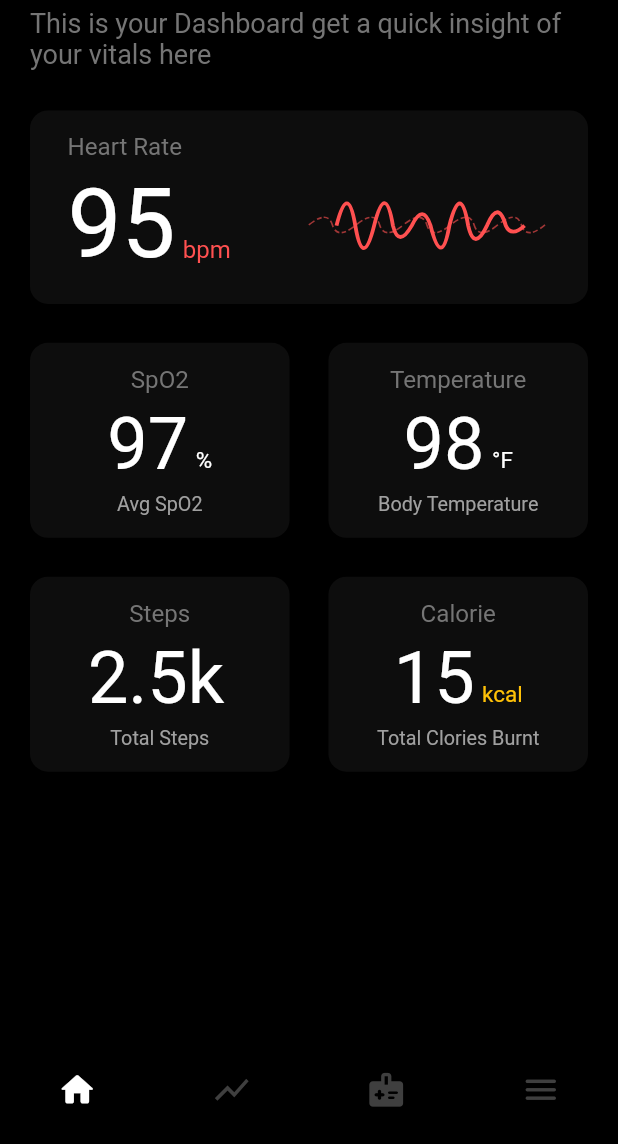
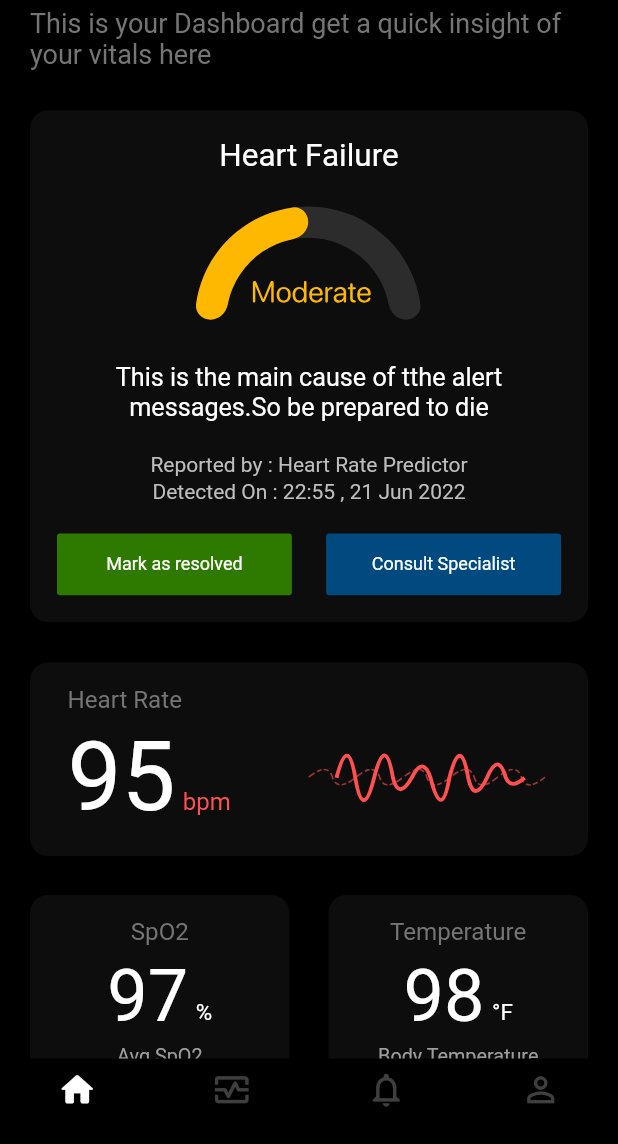
Before and after one commit to tanmoysrt/optum_hackathon_flutter_front, a Flutter app: the NavPage screen opened directly, on a phone screen of 412 x 824 dp, the part 92-1236 px from its top. Run offline on Flutter 3.47's test engine with Material 2 defaults, Android fonts, the phone set to English and light mode, and no system bars; our stand-ins replace flutter_svg, syncfusion_flutter_charts; missing offline and left inert: dart:ffi, widget_mask; Roboto replaces fonts that are missing (Rounded).

Commit message:
screens done

```diff
--- /dev/null
+++ b/lib/components/alertCard.dart
@@ -0,0 +1,57 @@
+import 'package:flutter/cupertino.dart';
+import 'package:flutter/material.dart';
+import 'package:flutter_svg/flutter_svg.dart';
+import 'package:optum_hackathon/components/button.dart';
+
+class AlertCard extends StatelessWidget {
+
+
+  const AlertCard({super.key});
+
+  @override
+  Widget build(BuildContext context) {
+    return Container(
+      width: double.infinity,
+      decoration: const BoxDecoration(
+        borderRadius: BorderRadius.all(Radius.circular(12)),
+        color: Color(0xff0D0D0D),
+      ),
+      alignment: Alignment.center,
+      padding: const EdgeInsets.symmetric(vertical: 18, horizontal: 18),
+      child: Column(
+        crossAxisAlignment: CrossAxisAlignment.center,
+        children: [
+          Text("Heart Failure", textScaleFactor: 1.5,),
+          const SizedBox(height: 10),
+          SvgPicture.asset("assets/images/medium_risk.svg"),
+          const SizedBox(height: 15,),
+          FractionallySizedBox(
+            widthFactor: 0.9,
+            child: Text("This is the main cause of tthe alert messages.So be prepared to die", textScaleFactor: 1.2, textAlign: TextAlign.center,)
+          ),
+          const SizedBox(height: 20,),
+          FractionallySizedBox(
+            widthFactor: 0.9,
+            child: Text("Reported by : Heart Rate Predictor", textScaleFactor: 1, textAlign: TextAlign.center, style: TextStyle(color: Colors.grey.shade400),)
+          ),
+          const SizedBox(height: 2,),
+          FractionallySizedBox(
+              widthFactor: 0.9,
+              child: Text("Detected On : 22:55 , 21 Jun 2022", textScaleFactor: 1, textAlign: TextAlign.center, style: TextStyle(color: Colors.grey.shade400),)
+          ),
+          const SizedBox(height: 20,),
+          Row(
+            mainAxisSize: MainAxisSize.max,
+            mainAxisAlignment: MainAxisAlignment.spaceBetween,
+            crossAxisAlignment: CrossAxisAlignment.center,
+            children: [
+              StyledButton(textInside: "Mark as resolved", fractionalWidth: 0.38, fractionalHeight: 0.05, bgColor: Color(0xFF2E7A00),textSize: 12,),
+              StyledButton(textInside: "Consult Specialist", fractionalWidth: 0.38, fractionalHeight: 0.05, bgColor: Color(0xFF004A7F), textSize: 12,),
+            ],
+          )
+        ],
+      ),
+
+    );
+  }
+}
--- a/lib/components/button.dart
+++ b/lib/components/button.dart
@@ -1,26 +1,31 @@
 import 'package:flutter/cupertino.dart';
 import 'package:flutter/material.dart';
 
-class buttonMulti extends StatelessWidget {
-  String textInside;
-  Function? onPressed;
-  buttonMulti({super.key, required this.textInside, this.onPressed});
+class StyledButton extends StatelessWidget {
+  final String textInside;
+  final Function? onPressed;
+  final Color? bgColor;
+  final Color? textColor;
+  final double? fractionalWidth;
+  final double? fractionalHeight;
+  final double? textSize;
+  const StyledButton({super.key, required this.textInside, this.onPressed, this.bgColor, this.textColor, this.fractionalWidth, this.fractionalHeight, this.textSize});
 
   @override
   Widget build(BuildContext context) {
-    double buttonWidth = MediaQuery.of(context).size.width*0.87;
-    double buttonHeight = MediaQuery.of(context).size.height*0.06;
+    double buttonWidth = MediaQuery.of(context).size.width*(fractionalWidth??0.87);
+    double buttonHeight = MediaQuery.of(context).size.height*(fractionalHeight??0.06);
     return GestureDetector(
       onTap: onPressed == null ? (){} : ()=>onPressed!(),
       child: Container(
-        decoration: const BoxDecoration(
-          borderRadius: BorderRadius.all(Radius.circular(2),),
-          color: Color(0xff4081FF),
+        decoration: BoxDecoration(
+          borderRadius: const BorderRadius.all(Radius.circular(2),),
+          color: bgColor??const Color(0xff4081FF),
         ),
 
         height: buttonHeight,
         width: buttonWidth,
-        child: Center(child: Text(textInside,style: TextStyle(fontFamily: 'Rounded',color: Colors.white,fontSize: 14),),),
+        child: Center(child: Text(textInside,style: TextStyle(fontFamily: 'Rounded',color: textColor??Colors.white,fontSize: textSize??14),),),
       ),
     );
   }
--- a/lib/components/input_box.dart
+++ b/lib/components/input_box.dart
@@ -1,6 +1,6 @@
 import 'package:flutter/material.dart';
 
-class InoutBox extends StatelessWidget {
+class InputBox extends StatelessWidget {
   @override
   Widget build(BuildContext context) {
     double buttonWidth = MediaQuery.of(context).size.width * 0.87;
@@ -24,8 +24,8 @@ class InoutBox extends StatelessWidget {
               hintText: 'Email',
               hintStyle: TextStyle(
                   color: Color(0xff848484),
-                  fontStyle: FontStyle.italic,
-                  fontFamily: 'Rounded'),
+                  fontStyle: FontStyle.italic
+              ),
               border: InputBorder.none,
               focusColor: Colors.grey,
             ),
--- a/lib/main.dart
+++ b/lib/main.dart
@@ -1,10 +1,13 @@
 import 'package:flutter/material.dart';
+import 'package:flutter/services.dart';
 import 'package:optum_hackathon/pages/loginPage.dart';
 
 import 'pages/navPage.dart';
 
 
 void main() {
+  WidgetsFlutterBinding.ensureInitialized();
+  SystemChrome.setPreferredOrientations([DeviceOrientation.portraitDown, DeviceOrientation.portraitUp]);
   runApp(const MyApp());
 }
 
--- a/lib/pages/homePage.dart
+++ b/lib/pages/homePage.dart
@@ -2,6 +2,8 @@
 import 'dart:math';
 
 import 'package:flutter/material.dart';
+import 'package:optum_hackathon/components/alertCard.dart';
+import 'package:optum_hackathon/pages/insightsPage.dart';
 
 import '../components/vital_data_horizontal_card.dart';
 import '../components/vital_info_mini_card.dart';
@@ -38,6 +40,8 @@ class HomePage extends StatelessWidget {
                       fontSize: 18),
                 ),
                 SizedBox(height: calculatedSpacing+1),
+                AlertCard(),
+                SizedBox(height: calculatedSpacing+1,),
                 // Show heart rate
                 const VitalDataHorizontalCard(vitalName: 'Heart Rate', vitalUnits: 'bpm', vitalValue: '95', svgImage: "assets/images/heart_rate.svg",),
                 SizedBox(height: calculatedSpacing,),
@@ -46,13 +50,18 @@ class HomePage extends StatelessWidget {
                 Wrap(
                   spacing: calculatedSpacing,
                   runSpacing: calculatedSpacing,
-                  children: const[
+                  children: [
                     // spo2
-                    VitalInfoMiniCard(
-                      name: "SpO2",
-                      value: "97",
-                      units: "%",
-                      subTitle: "Avg SpO2",
+                    GestureDetector(
+                      onTap: (){
+                        Navigator.of(context).push(MaterialPageRoute(builder: (context)=>InsightsPage()));
+                      },
+                      child: VitalInfoMiniCard(
+                        name: "SpO2",
+                        value: "97",
+                        units: "%",
+                        subTitle: "Avg SpO2",
+                      ),
                     ),
                     VitalInfoMiniCard(
                       name: "Temperature",
--- a/lib/pages/initialinfoPage.dart
+++ b/lib/pages/initialinfoPage.dart
@@ -226,7 +226,7 @@ class InitialInfopage extends StatelessWidget {
                           ),
                           const Spacer(),
                           // Container(height: MediaQuery.of(context).size.height*0.1,),
-                          buttonMulti(textInside: "Let's go",onPressed: (){
+                          StyledButton(textInside: "Let's go",onPressed: (){
                             Navigator.push(context, MaterialPageRoute(builder: (context)=>const NavPage()));
                           },),
                           const SizedBox(height: 20,),
--- a/lib/pages/loginPage.dart
+++ b/lib/pages/loginPage.dart
@@ -102,7 +102,7 @@ class LoginPage extends StatelessWidget {
                 SizedBox(
                   height: screenHeight*0.02,
                 ),
-                buttonMulti(textInside: 'Login', onPressed: (){
+                StyledButton(textInside: 'Login', onPressed: (){
                   Navigator.of(context).pushReplacement(MaterialPageRoute(builder: (context)=>InitialInfopage()));
                 },),
               ],
--- a/lib/pages/navPage.dart
+++ b/lib/pages/navPage.dart
@@ -1,7 +1,8 @@
 import 'package:flutter/material.dart';
+import 'profile.dart';
 
+import 'alertPage.dart';
 import 'personalMonitoringPage.dart';
-import 'toolsPage.dart';
 import 'homePage.dart';
 import 'insightsPage.dart';
 
@@ -16,9 +17,9 @@ class NavPageState extends State<NavPage> {
   int currentIndex=0;
   final screens = [
     HomePage(),
-    InsightsPage(),
     PersonalMonitoringPage(),
-    MenuPage(),
+    AlertPage(),
+    ProfilePage(),
   ];
   @override
   Widget build(BuildContext context) => SafeArea(
@@ -36,9 +37,9 @@ class NavPageState extends State<NavPage> {
         unselectedItemColor: Colors.grey.withOpacity(0.4),
         items: const [
           BottomNavigationBarItem(icon: Icon(Icons.home_rounded,), backgroundColor: Colors.red, label: ""),
-          BottomNavigationBarItem(icon: Icon(Icons.show_chart), backgroundColor: Colors.black87, label: ""),
-          BottomNavigationBarItem(icon: Icon(Icons.medical_information_rounded), backgroundColor: Colors.black87, label: ""),
-          BottomNavigationBarItem(icon: Icon(Icons.menu_rounded), backgroundColor: Colors.black87, label: "")
+          BottomNavigationBarItem(icon: Icon(Icons.monitor_heart_outlined), backgroundColor: Colors.black87, label: ""),
+          BottomNavigationBarItem(icon: Icon(Icons.notifications_none_outlined), backgroundColor: Colors.black87, label: ""),
+          BottomNavigationBarItem(icon: Icon(Icons.person_outline), backgroundColor: Colors.black87, label: "")
         ],
       ),
     ),
--- a/lib/pages/registrationPage.dart
+++ b/lib/pages/registrationPage.dart
@@ -124,7 +124,7 @@ class LoginPage extends StatelessWidget {
             ),
             InkWell(
               onTap: ()=>{},
-              child: buttonMulti(textInside: 'Register '),
+              child: StyledButton(textInside: 'Register '),
             )
           ],
         )
```
Also changed, not shown: lib/components/vertical_card_dump.dart (deleted, +0 -137 lines), lib/pages/alertPage.dart (added, +81 -0 lines), lib/pages/insightsPage.dart (+48 -71 lines), lib/pages/personalMonitoringPage_dump.dart (deleted, +0 -80 lines), lib/pages/profile.dart (added, +61 -0 lines), lib/pages/toolsPage.dart (deleted, +0 -11 lines), assets/images/high_risk.svg (added), assets/images/low_risk.svg (added), assets/images/medium_risk.svg (added).
